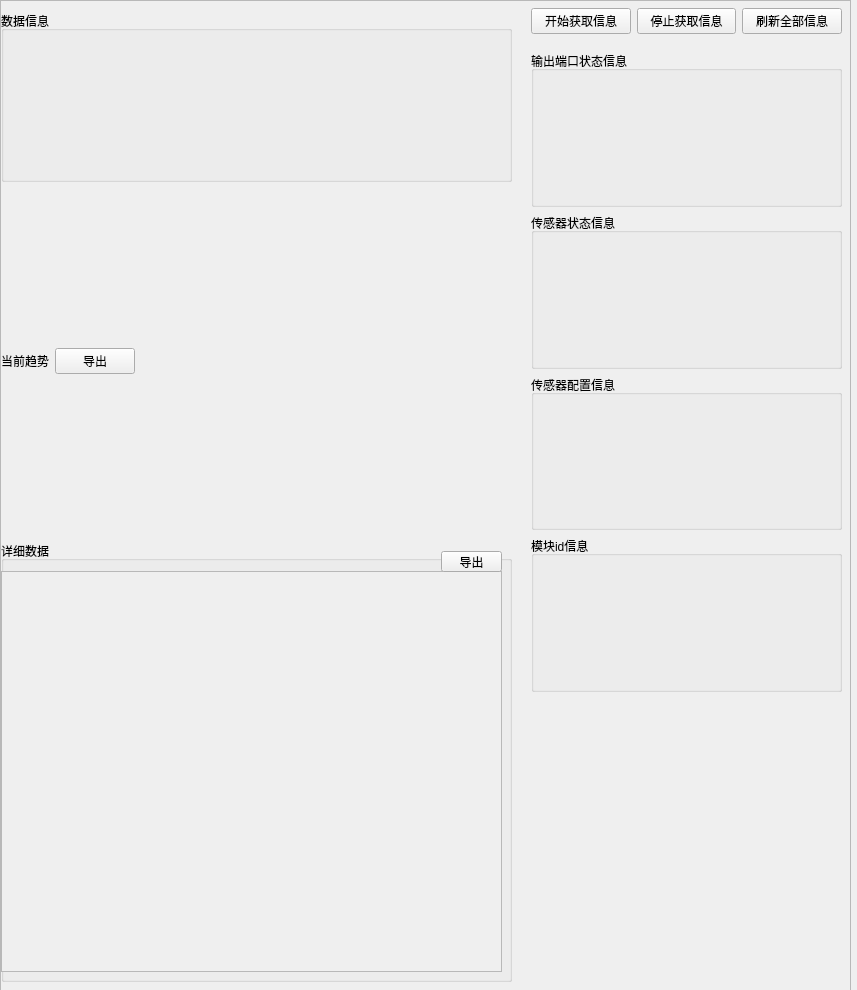
2950067210dqy/pyqt6_project, file ui/customize_ui/tab/tab2_tab3.ui: the form before one commit.
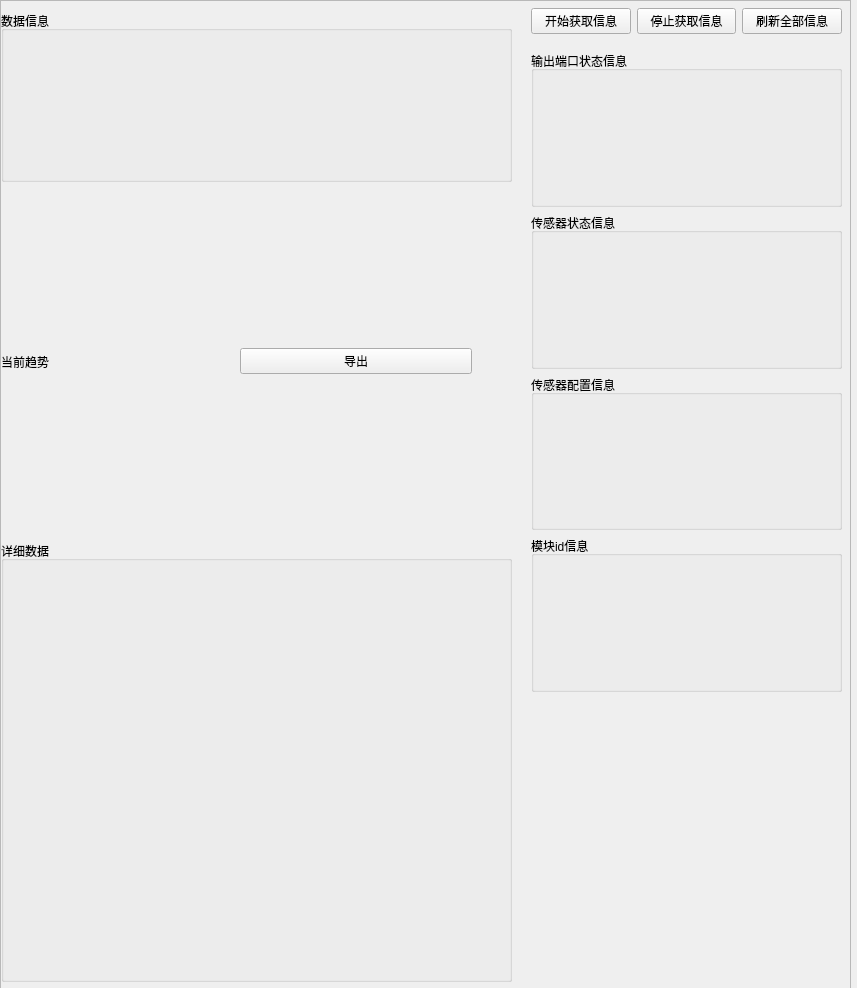
The form after the commit.

```diff
--- a/ui/customize_ui/tab/tab2_tab3.ui
+++ b/ui/customize_ui/tab/tab2_tab3.ui
@@ -7,7 +7,7 @@
     <x>0</x>
     <y>0</y>
     <width>857</width>
-    <height>990</height>
+    <height>988</height>
    </rect>
   </property>
   <property name="windowTitle">
@@ -77,41 +77,16 @@
            <property name="flat">
             <bool>false</bool>
            </property>
-           <widget class="QScrollArea" name="detaildata_scroll_2">
+           <widget class="QWidget" name="verticalLayoutWidget">
             <property name="geometry">
              <rect>
               <x>0</x>
-              <y>30</y>
-              <width>501</width>
+              <y>0</y>
+              <width>491</width>
               <height>401</height>
              </rect>
             </property>
-            <property name="widgetResizable">
-             <bool>true</bool>
-            </property>
-            <widget class="QWidget" name="detaildata_scroll_content_2">
-             <property name="geometry">
-              <rect>
-               <x>0</x>
-               <y>0</y>
-               <width>499</width>
-               <height>399</height>
-              </rect>
-             </property>
-            </widget>
-           </widget>
-           <widget class="QPushButton" name="export_detaildata_btn_2">
-            <property name="geometry">
-             <rect>
-              <x>440</x>
-              <y>10</y>
-              <width>61</width>
-              <height>21</height>
-             </rect>
-            </property>
-            <property name="text">
-             <string>导出</string>
-            </property>
+            <layout class="QVBoxLayout" name="detaildata_layout"/>
            </widget>
           </widget>
          </item>
@@ -148,9 +123,6 @@
            </item>
            <item>
             <spacer name="horizontalSpacer_2">
-             <property name="orientation">
-              <enum>Qt::Orientation::Horizontal</enum>
-             </property>
              <property name="sizeHint" stdset="0">
               <size>
                <width>40</width>
```
